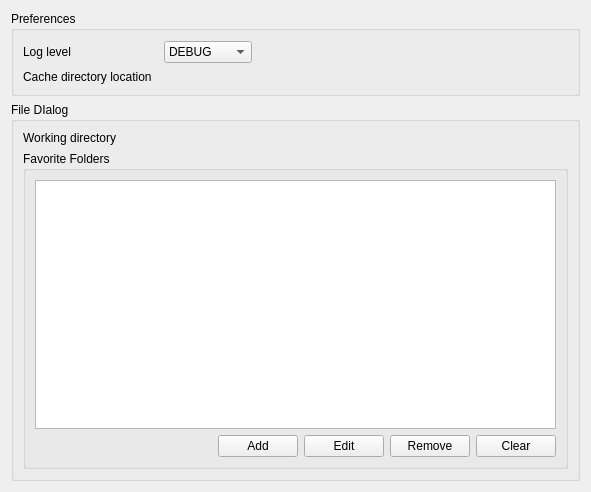
Above: gsdview/ui/general-page.ui from avalentino/gsdview before the change. Below: the same form after it.
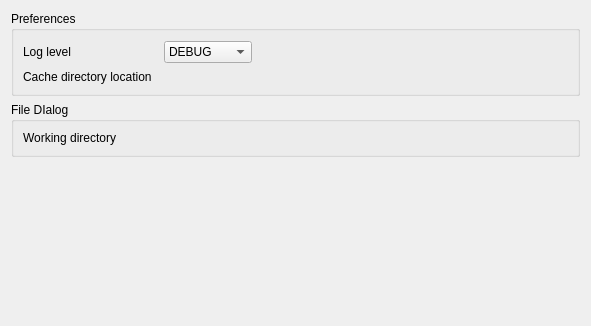
That is the form after the change. Icons and pictures are not drawn. Custom widgets are drawn as their Qt base class.

Commit message: Removed sidebar urls editor from preferences. File dialog history is no more saved now.

```diff
--- a/gsdview/ui/general-page.ui
+++ b/gsdview/ui/general-page.ui
@@ -6,7 +6,7 @@
     <x>0</x>
     <y>0</y>
     <width>591</width>
-    <height>492</height>
+    <height>326</height>
    </rect>
   </property>
   <property name="windowTitle" >
@@ -98,8 +98,11 @@
      <property name="title" >
       <string>File DIalog</string>
      </property>
-     <layout class="QVBoxLayout" name="filedialogVerticalLayout" >
-      <item>
+     <layout class="QGridLayout" name="filedialogGridLayout" >
+      <property name="horizontalSpacing" >
+       <number>12</number>
+      </property>
+      <item row="0" column="0" >
        <layout class="QHBoxLayout" name="workdirHorizontalLayout" >
         <property name="spacing" >
          <number>12</number>
@@ -139,107 +142,22 @@
         </item>
        </layout>
       </item>
-      <item>
-       <widget class="QGroupBox" name="foldersGroupBox" >
-        <property name="title" >
-         <string>Favorite Folders</string>
-        </property>
-        <layout class="QVBoxLayout" name="foldersVerticalLayout" >
-         <item>
-          <widget class="QListWidget" name="foldersListWidget" >
-           <property name="contextMenuPolicy" >
-            <enum>Qt::ActionsContextMenu</enum>
-           </property>
-           <property name="acceptDrops" >
-            <bool>true</bool>
-           </property>
-           <property name="toolTip" >
-            <string>Favorite folders are showed in the left sidebar of the file chooser dialog.</string>
-           </property>
-           <property name="selectionMode" >
-            <enum>QAbstractItemView::ExtendedSelection</enum>
-           </property>
-          </widget>
-         </item>
-         <item>
-          <layout class="QHBoxLayout" name="folderButtonsHorizontalLayout" >
-           <item>
-            <spacer name="fodersButtonsHorizontalSpacer" >
-             <property name="orientation" >
-              <enum>Qt::Horizontal</enum>
-             </property>
-             <property name="sizeHint" stdset="0" >
-              <size>
-               <width>40</width>
-               <height>20</height>
-              </size>
-             </property>
-            </spacer>
-           </item>
-           <item>
-            <widget class="QPushButton" name="addFolderButton" >
-             <property name="toolTip" >
-              <string>Ad a new item</string>
-             </property>
-             <property name="text" >
-              <string>Add</string>
-             </property>
-             <property name="icon" >
-              <iconset resource="../../resources.qrc" >
-               <normaloff>:/images/add.svg</normaloff>:/images/add.svg</iconset>
-             </property>
-            </widget>
-           </item>
-           <item>
-            <widget class="QPushButton" name="editFolderButton" >
-             <property name="toolTip" >
-              <string>Edit selected item</string>
-             </property>
-             <property name="text" >
-              <string>Edit</string>
-             </property>
-             <property name="icon" >
-              <iconset resource="../../resources.qrc" >
-               <normaloff>:/images/edit.svg</normaloff>:/images/edit.svg</iconset>
-             </property>
-            </widget>
-           </item>
-           <item>
-            <widget class="QPushButton" name="removeFolderButton" >
-             <property name="toolTip" >
-              <string>Remove selected items</string>
-             </property>
-             <property name="text" >
-              <string>Remove</string>
-             </property>
-             <property name="icon" >
-              <iconset resource="../../resources.qrc" >
-               <normaloff>:/images/remove.svg</normaloff>:/images/remove.svg</iconset>
-             </property>
-            </widget>
-           </item>
-           <item>
-            <widget class="QPushButton" name="clearFoldersButton" >
-             <property name="toolTip" >
-              <string>Clear all items</string>
-             </property>
-             <property name="text" >
-              <string>Clear</string>
-             </property>
-             <property name="icon" >
-              <iconset resource="../../resources.qrc" >
-               <normaloff>:/images/clear.svg</normaloff>:/images/clear.svg</iconset>
-             </property>
-            </widget>
-           </item>
-          </layout>
-         </item>
-        </layout>
-       </widget>
-      </item>
      </layout>
     </widget>
    </item>
+   <item>
+    <spacer name="verticalSpacer" >
+     <property name="orientation" >
+      <enum>Qt::Vertical</enum>
+     </property>
+     <property name="sizeHint" stdset="0" >
+      <size>
+       <width>20</width>
+       <height>40</height>
+      </size>
+     </property>
+    </spacer>
+   </item>
   </layout>
   <action name="actionAddFavorite" >
    <property name="icon" >
```
Left out of the diff: 73 changed lines with no effect on the pictures. The commit also changes 2 other files.
